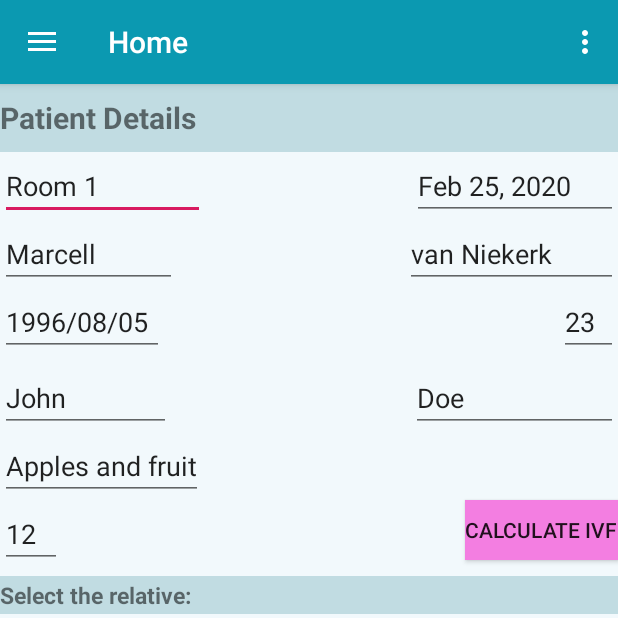
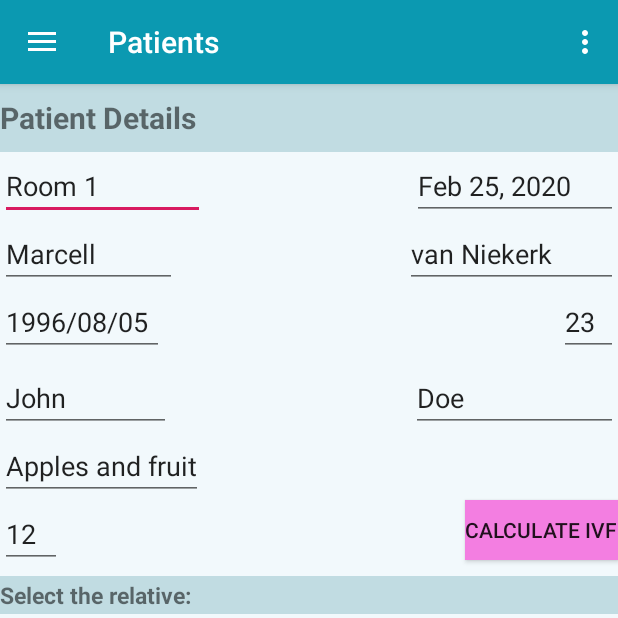
Before and after one commit to Marcell0805/My_Patients, an Android app: the screen it shows after launch (PatientsUiNav), on a phone screen of 412 x 824 dp, the top half of it. Run offline under Robolectric (Android 15) with nearby library versions, the phone set to English and light mode, and no system bars; our stand-ins replace data binding, navigation-ui; 1 statement that could not run was skipped.

Commit message:
ToDo: Styling.Nav bar style

```diff
--- a/app/src/main/AndroidManifest.xml
+++ b/app/src/main/AndroidManifest.xml
@@ -18,7 +18,7 @@
 
         <activity
             android:name=".PatientsUiNav"
-            android:label="@string/title_activity_patients_ui_nav"
+            android:label="@string/app_name"
             android:windowSoftInputMode="stateHidden"
             android:theme="@style/AppTheme.NoActionBar">
             <intent-filter>
--- a/app/src/main/res/drawable/ic_launcher_background.xml
+++ b/app/src/main/res/drawable/ic_launcher_background.xml
@@ -5,7 +5,7 @@
     android:viewportHeight="108"
     android:viewportWidth="108"
     xmlns:android="http://schemas.android.com/apk/res/android">
-    <path android:fillColor="#008577"
+    <path android:fillColor="@color/input2TblColor"
           android:pathData="M0,0h108v108h-108z"/>
     <path android:fillColor="#00000000" android:pathData="M9,0L9,108"
           android:strokeColor="#33FFFFFF" android:strokeWidth="0.8"/>
--- a/app/src/main/res/menu/activity_patients_ui_nav_drawer.xml
+++ b/app/src/main/res/menu/activity_patients_ui_nav_drawer.xml
@@ -6,23 +6,23 @@
     <group android:checkableBehavior="single">
         <item
             android:id="@+id/nav_home"
-            android:icon="@drawable/ic_menu_camera"
-            android:title="@string/menu_home" />
+            android:icon="@drawable/patient_launcher"
+            android:title="@string/menu_home"/>
         <item
             android:id="@+id/nav_gallery"
-            android:icon="@drawable/ic_menu_gallery"
+            android:icon="@drawable/delivery_launcher"
             android:title="@string/menu_gallery" />
-        <item
+        <!--<item
             android:id="@+id/nav_slideshow"
             android:icon="@drawable/ic_menu_slideshow"
             android:title="@string/menu_slideshow" />
         <item
             android:id="@+id/nav_tools"
             android:icon="@drawable/ic_menu_manage"
-            android:title="@string/menu_tools" />
+            android:title="@string/menu_tools" />-->
     </group>
 
-    <item android:title="Communicate">
+    <!--<item android:title="Communicate">
         <menu>
             <item
                 android:id="@+id/nav_share"
@@ -34,5 +34,5 @@
                 android:title="@string/menu_send" />
         </menu>
     </item>
-
+-->
 </menu>
--- a/app/src/main/res/values/strings.xml
+++ b/app/src/main/res/values/strings.xml
@@ -8,9 +8,9 @@
     <string name="nav_header_desc">Navigation header</string>
     <string name="action_settings">Settings</string>
 
-    <string name="menu_home">Home</string>
-    <string name="menu_gallery">Gallery</string>
-    <string name="menu_slideshow">Slideshow</string>
+    <string name="menu_home">Patients</string>
+    <string name="menu_gallery">Delivery</string>
+    <string name="menu_slideshow">OR</string>
     <string name="menu_tools">Tools</string>
     <string name="menu_share">Share</string>
     <string name="menu_send">Send</string>
@@ -91,4 +91,5 @@
     <string name="vsq">Vsq</string>
     <string name="i_amp_oq"><![CDATA[I & Oq]]></string>
     <string name="radioGroupHead">Select the relative:</string>
+    <string name="nav_barSubHead">Welcome back!</string>
 </resources>
```
Also changed, not shown: app/src/main/res/layout/nav_header_patients_ui_nav.xml (+4 -4 lines), app/src/main/res/mipmap-hdpi/ic_launcher.png, app/src/main/res/mipmap-mdpi/ic_launcher.png, app/src/main/res/mipmap-xhdpi/ic_launcher.png, app/src/main/res/mipmap-xxhdpi/ic_launcher.png, app/src/main/res/mipmap-xxxhdpi/ic_launcher.png.
